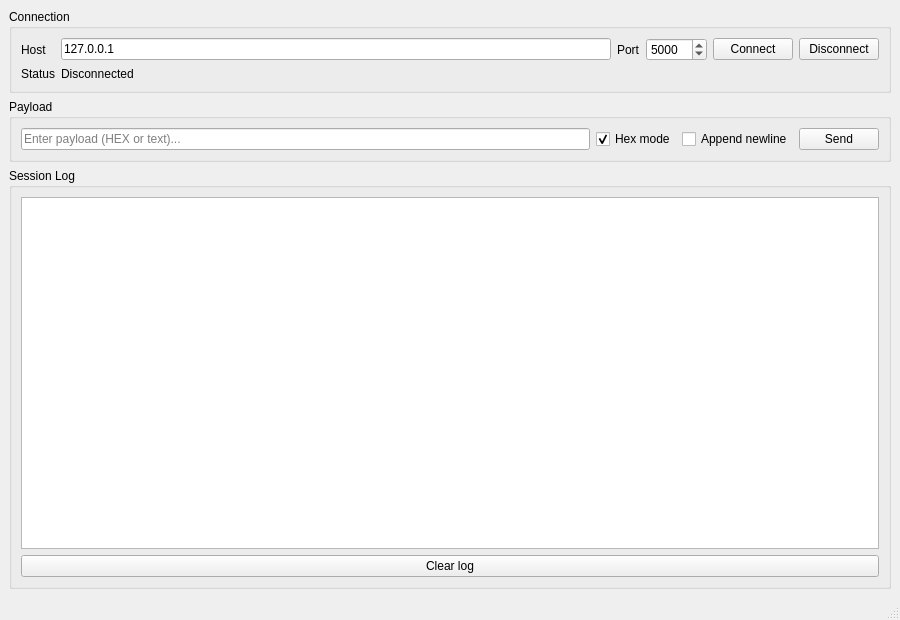
This is mainwindow.ui in anhkhoi1511619/QtApp as Qt 5 draws it before an edit. The edited form follows.
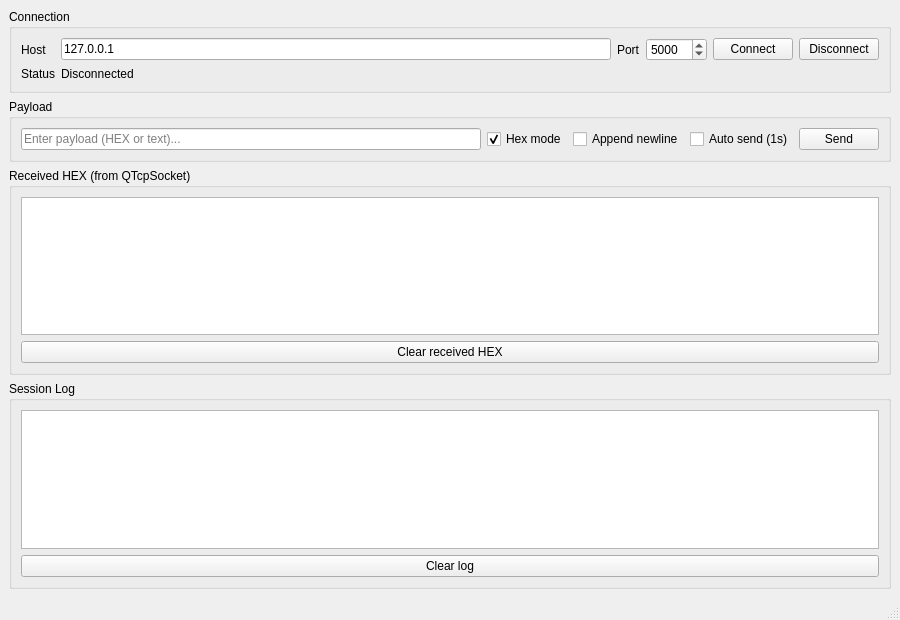
This is the edited form.

Commit message: Add auto timer 1s

What changed in the file:
```diff
--- a/mainwindow.ui
+++ b/mainwindow.ui
@@ -116,6 +116,16 @@
          </property>
         </widget>
        </item>
+       <item>
+        <widget class="QCheckBox" name="autoSendCheckBox">
+         <property name="text">
+          <string>Auto send (1s)</string>
+         </property>
+         <property name="checked">
+          <bool>false</bool>
+         </property>
+        </widget>
+       </item>
        <item>
         <widget class="QPushButton" name="sendButton">
          <property name="text">
@@ -126,6 +136,29 @@
       </layout>
      </widget>
     </item>
+    <item>
+     <widget class="QGroupBox" name="receivedHexGroupBox">
+      <property name="title">
+       <string>Received HEX (from QTcpSocket)</string>
+      </property>
+      <layout class="QVBoxLayout" name="verticalLayout_3">
+       <item>
+        <widget class="QTextEdit" name="receivedHexTextEdit">
+         <property name="readOnly">
+          <bool>true</bool>
+         </property>
+        </widget>
+       </item>
+       <item>
+        <widget class="QPushButton" name="clearReceivedHexButton">
+         <property name="text">
+          <string>Clear received HEX</string>
+         </property>
+        </widget>
+       </item>
+      </layout>
+     </widget>
+    </item>
     <item>
      <widget class="QGroupBox" name="logGroupBox">
       <property name="title">
```
Left out of the diff: 2 changed lines with no effect on the pictures. The commit also changes 18 other files.
